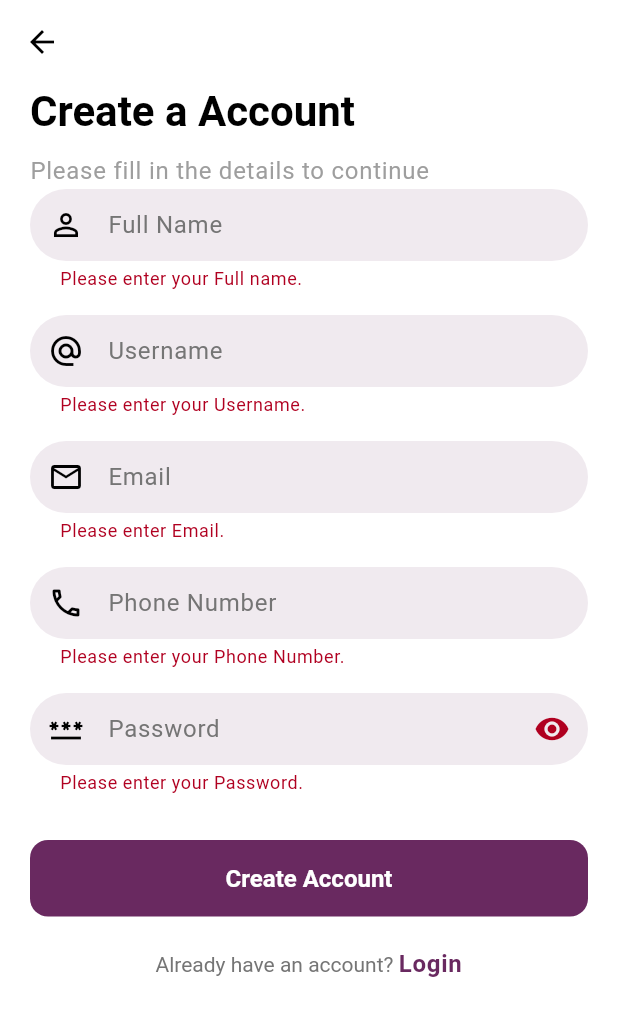
After one commit to Cipher-Dark/Pop-Messaging-App, a Flutter app: the SignupScreen screen opened directly, after a tap on "Create Account", on a phone screen of 412 x 824 dp. The commit adds this screen. Shown: the top 1016 px of the screen. Run offline on Flutter 3.47's test engine with Material 3 defaults, Android fonts, the phone set to English and light mode, and no system bars.

Commit message:
login and signup validated

```diff
--- a/lib/config/theme/app_theme.dart
+++ b/lib/config/theme/app_theme.dart
@@ -1,5 +1,3 @@
-import 'dart:ui';
-
 import 'package:flutter/material.dart';
 
 class AppTheme {
--- a/lib/core/common/custom_text_filed.dart
+++ b/lib/core/common/custom_text_filed.dart
@@ -32,7 +32,7 @@ class CustomTextFiled extends StatelessWidget {
       decoration: InputDecoration(
         hintText: hintText,
         suffixIcon: suffixIcon,
-        prefix: prefixIcon,
+        prefixIcon: prefixIcon,
       ),
     );
   }
--- /dev/null
+++ b/lib/presentation/screens/auth/signup_screen.dart
@@ -0,0 +1,202 @@
+import 'package:flutter/gestures.dart';
+import 'package:flutter/material.dart';
+import 'package:pop_chat/core/common/custom_button.dart';
+import 'package:pop_chat/core/common/custom_text_filed.dart';
+import 'package:pop_chat/presentation/screens/auth/login_screen.dart';
+
+class SignupScreen extends StatefulWidget {
+  const SignupScreen({super.key});
+
+  @override
+  State<SignupScreen> createState() => _SignupScreenState();
+}
+
+class _SignupScreenState extends State<SignupScreen> {
+  final TextEditingController emailController = TextEditingController();
+  final TextEditingController passwordController = TextEditingController();
+  final TextEditingController nameController = TextEditingController();
+  final TextEditingController userNameController = TextEditingController();
+  final TextEditingController phoneController = TextEditingController();
+  final _formKey = GlobalKey<FormState>();
+  bool _isPasswardVisable = true;
+  final _nameFocus = FocusNode();
+  final _passwordFocus = FocusNode();
+  final _emailFocus = FocusNode();
+  final _usernameFocus = FocusNode();
+  final _phoneFocus = FocusNode();
+
+  @override
+  void dispose() {
+    super.dispose();
+    emailController.dispose();
+    passwordController.dispose();
+    nameController.dispose();
+    userNameController.dispose();
+    phoneController.dispose();
+    _passwordFocus.dispose();
+    _nameFocus.dispose();
+    _emailFocus.dispose();
+    _usernameFocus.dispose();
+    _phoneFocus.dispose();
+  }
+
+  String? _validateName(String? value) {
+    if (value == null || value.isEmpty) {
+      return "Please enter your Full name.";
+    }
+    return null;
+  }
+
+  String? _validateUsername(String? value) {
+    if (value == null || value.isEmpty) {
+      return "Please enter your Username.";
+    }
+    return null;
+  }
+
+  String? _validateEmail(String? value) {
+    if (value == null || value.isEmpty) {
+      return "Please enter Email.";
+    }
+    final RegExp emailRegex = RegExp(r'^[a-zA-Z0-9._%+-]+@[a-zA-Z0-9.-]+\.[a-zA-Z]{2,}$');
+    if (!emailRegex.hasMatch(value)) {
+      return "Please enter valid email address.";
+    }
+    return null;
+  }
+
+  String? _validatePhone(String? value) {
+    if (value == null || value.isEmpty) {
+      return "Please enter your Phone Number.";
+    }
+    final RegExp phoneRegex = RegExp(r'^\+?[\d\s-]{10,}$');
+
+    if (!phoneRegex.hasMatch(value)) {
+      return "Please enter valid Phone number.";
+    }
+    return null;
+  }
+
+  String? _validatePassword(String? value) {
+    if (value == null || value.isEmpty) {
+      return "Please enter your Password.";
+    }
+    if (value.length < 6) {
+      return "Passward must be at least 6 characters long.";
+    }
+    return null;
+  }
+
+  @override
+  Widget build(BuildContext context) {
+    return Scaffold(
+      appBar: AppBar(),
+      body: Form(
+        key: _formKey,
+        child: SingleChildScrollView(
+          padding: const EdgeInsets.symmetric(horizontal: 20),
+          child: Column(
+            crossAxisAlignment: CrossAxisAlignment.start,
+            children: [
+              Text(
+                "Create a Account",
+                style: Theme.of(context).textTheme.headlineMedium?.copyWith(
+                      fontWeight: FontWeight.bold,
+                    ),
+              ),
+              SizedBox(height: 10),
+              Text(
+                "Please fill in the details to continue",
+                style: Theme.of(context).textTheme.bodyLarge?.copyWith(
+                      color: Colors.grey,
+                    ),
+              ),
+              CustomTextFiled(
+                controller: nameController,
+                hintText: "Full Name",
+                obscureText: false,
+                prefixIcon: Icon(Icons.person_outline),
+                focusNode: _nameFocus,
+                validator: _validateName,
+              ),
+              SizedBox(height: 16),
+              CustomTextFiled(
+                controller: userNameController,
+                hintText: "Username",
+                obscureText: false,
+                prefixIcon: Icon(Icons.alternate_email),
+                focusNode: _usernameFocus,
+                validator: _validateUsername,
+              ),
+              SizedBox(height: 16),
+              CustomTextFiled(
+                controller: emailController,
+                hintText: "Email",
+                obscureText: false,
+                prefixIcon: Icon(Icons.email_outlined),
+                focusNode: _emailFocus,
+                validator: _validateEmail,
+              ),
+              SizedBox(height: 16),
+              CustomTextFiled(
+                controller: phoneController,
+                hintText: "Phone Number",
+                obscureText: false,
+                prefixIcon: Icon(Icons.phone_outlined),
+                focusNode: _phoneFocus,
+                validator: _validatePhone,
+              ),
+              SizedBox(height: 16),
+              CustomTextFiled(
+                controller: passwordController,
+                hintText: "Password",
+                obscureText: _isPasswardVisable,
+                prefixIcon: Icon(Icons.password_outlined),
+                suffixIcon: GestureDetector(
+                  onTap: () {
+                    setState(() {
+                      _isPasswardVisable = !_isPasswardVisable;
+                    });
+                  },
+                  child: Icon(Icons.visibility),
+                ),
+                focusNode: _passwordFocus,
+                validator: _validatePassword,
+              ),
+              SizedBox(height: 30),
+              CustomButton(
+                onPressed: () {
+                  FocusScope.of(context).unfocus();
+                  if (_formKey.currentState!.validate()) {}
+                },
+                text: "Create Account",
+              ),
+              SizedBox(height: 20),
+              Center(
+                child: RichText(
+                  text: TextSpan(
+                    text: "Already have an account? ",
+                    style: TextStyle(color: Colors.grey.shade600),
+                    children: [
+                      TextSpan(
+                        text: "Login",
+                        style: Theme.of(context).textTheme.bodyLarge?.copyWith(
+                              color: Theme.of(context).primaryColor,
+                              fontWeight: FontWeight.bold,
+                            ),
+                        recognizer: TapGestureRecognizer()
+                          ..onTap = () {
+                            Navigator.pop(context);
+                          },
+                      )
+                    ],
+                  ),
+                ),
+              ),
+            ],
+          ),
+        ),
+      ),
+    );
+  }
+}
```
Also changed, not shown: lib/presentation/screens/auth/login_screen.dart (+53 -9 lines).
